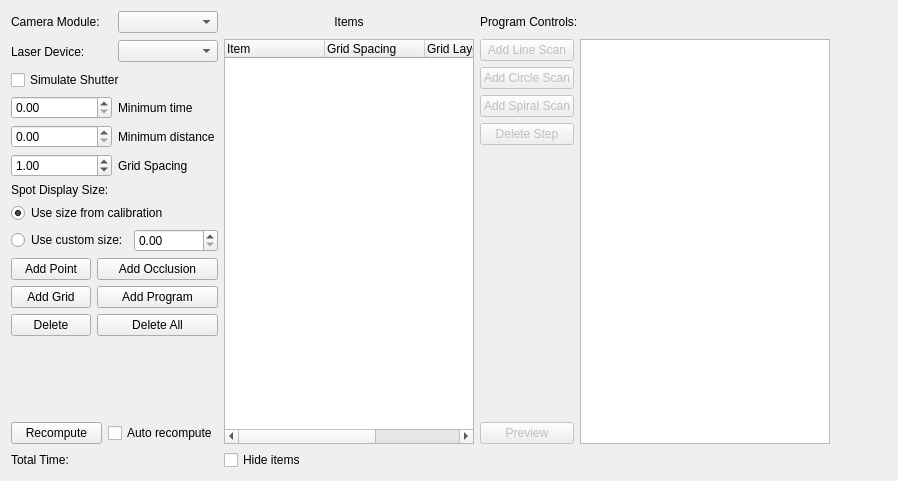
Above: lib/devices/Scanner/ProtocolTemplate.ui from acq4/acq4 before the change. Below: the same form after it.
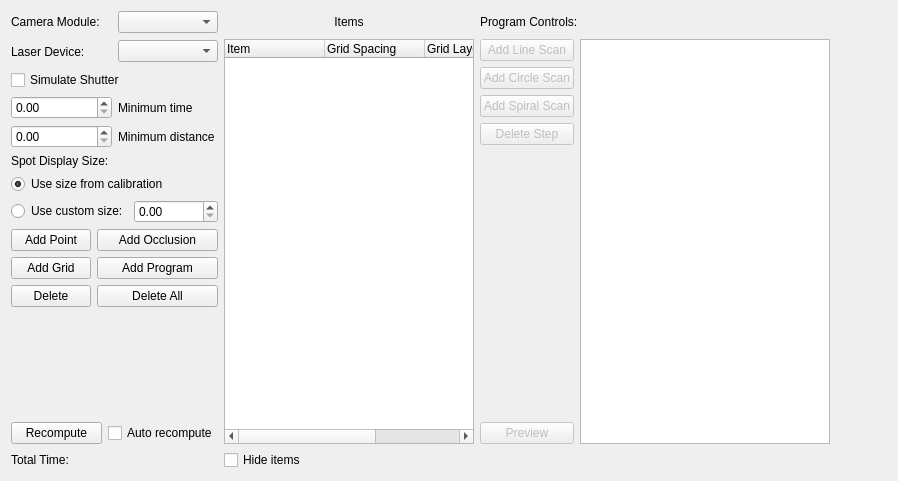
That is the form after the change. Custom widgets are drawn as their Qt base class.

Commit message: new ScannerGui is working - no snapping or parent/child relationships yet 	-new features: square grid packing, independent packing densities.

```diff
--- a/lib/devices/Scanner/ProtocolTemplate.ui
+++ b/lib/devices/Scanner/ProtocolTemplate.ui
@@ -186,29 +186,6 @@
        </property>
       </widget>
      </item>
-     <item row="2" column="0">
-      <widget class="SpinBox" name="packingSpin">
-       <property name="minimum">
-        <double>0.100000000000000</double>
-       </property>
-       <property name="maximum">
-        <double>1000.000000000000000</double>
-       </property>
-       <property name="singleStep">
-        <double>0.100000000000000</double>
-       </property>
-       <property name="value">
-        <double>1.000000000000000</double>
-       </property>
-      </widget>
-     </item>
-     <item row="2" column="1">
-      <widget class="QLabel" name="label_7">
-       <property name="text">
-        <string>Grid Spacing</string>
-       </property>
-      </widget>
-     </item>
     </layout>
    </item>
    <item row="4" column="0" colspan="2">
```
The commit also changes 3 other files.
